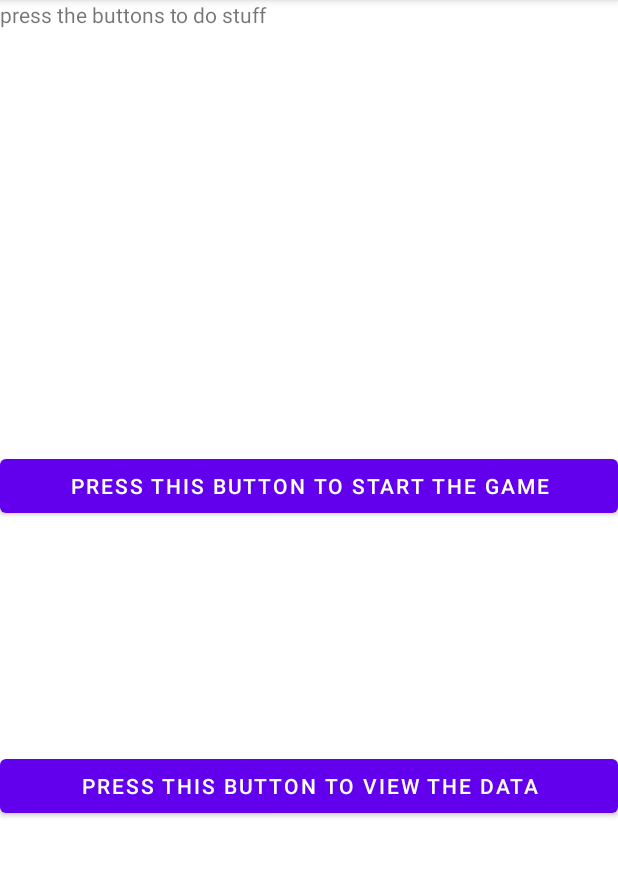
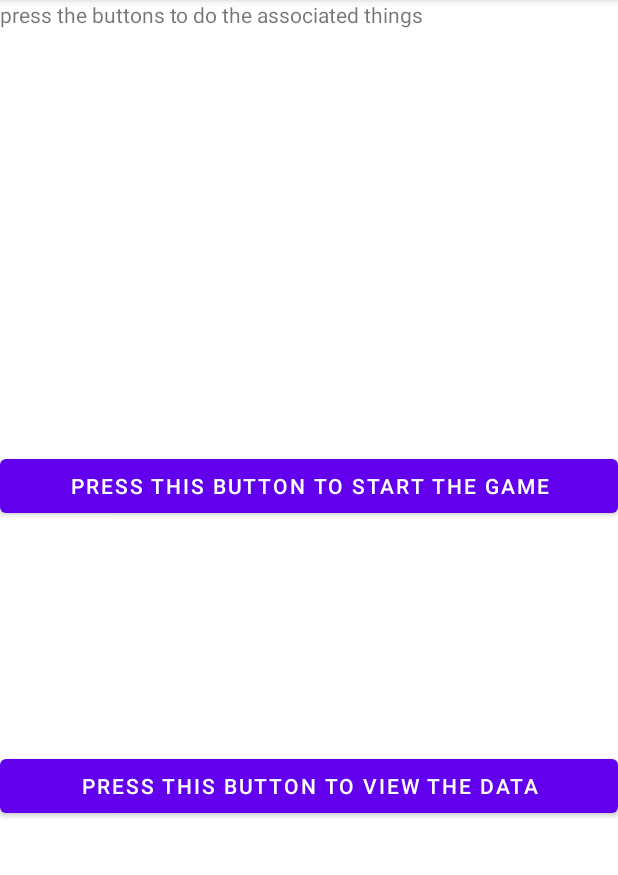
Before and after one commit to ian107x/Final-year-project-Ian-Rowland, an Android app: the screen it shows after launch (MainActivity), on a phone screen of 412 x 824 dp, the part 84-959 px from its top. Run offline under Robolectric (Android 15) with nearby library versions, the phone set to English and light mode, and no system bars.

Commit message:
initial changes

```diff
--- a/19190859_FYP/app/src/main/res/layout/activity_main.xml
+++ b/19190859_FYP/app/src/main/res/layout/activity_main.xml
@@ -17,7 +17,7 @@
             android:id="@+id/introductiontext"
             android:layout_width="match_parent"
             android:layout_height="wrap_content"
-            android:text="press the buttons to do stuff"/>
+            android:text="press the buttons to do the associated things"/>
 
         <Button
             android:id="@+id/setuserinfo"
```
